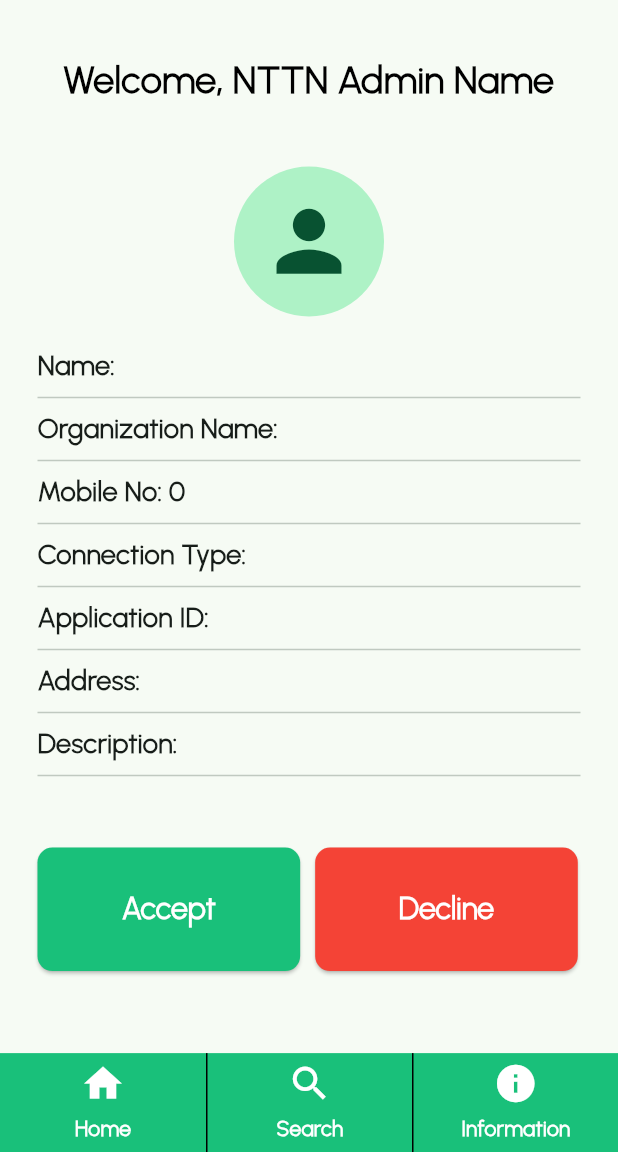
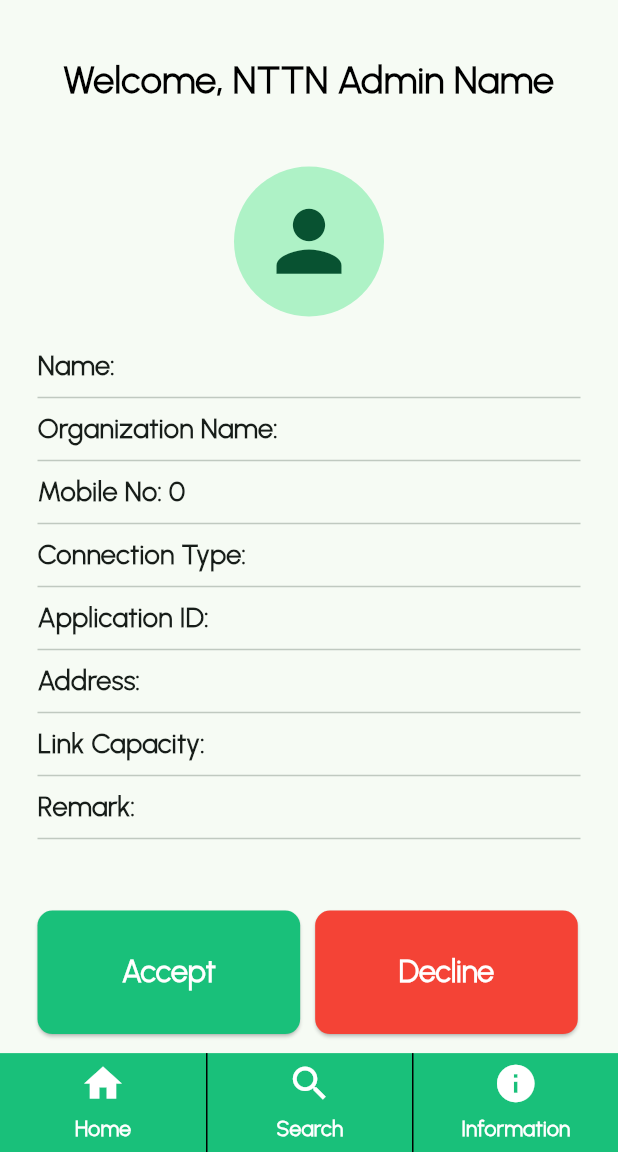
Before and after one commit to Mahfuz-00/bcc_connect_app, a Flutter app: the PendingUserDetailsPage screen opened directly with empty values, on a phone screen of 412 x 824 dp, the part 84-1236 px from its top. Run offline on Flutter 3.47's test engine with Material 3 defaults, Android fonts, the phone set to English and light mode, and no system bars; missing offline and left inert: footer.

Commit message:
Last Updated: 16th April 2024

```diff
--- a/lib/Template Models/pendingconncetiondetails.dart
+++ b/lib/Template Models/pendingconncetiondetails.dart
@@ -136,7 +136,16 @@ class PendingUserDetailsPage extends StatelessWidget {
               ),
               Divider(),
               Text(
-                'Description: ${user.requestDetails}',
+                'Link Capacity: ${user.linkCapacity}',
+                style: TextStyle(
+                  fontSize: 18,
+                  fontWeight: FontWeight.bold,
+                  fontFamily: 'default',
+                ),
+              ),
+              Divider(),
+              Text(
+                'Remark: ${user.requestDetails}',
                 style: TextStyle(
                   fontSize: 18,
                   fontWeight: FontWeight.bold,
--- a/lib/Template Models/userinfo.dart
+++ b/lib/Template Models/userinfo.dart
@@ -6,6 +6,7 @@ class User {
   late String applicationId;
   late String address;
   late String requestDetails;
+  late String linkCapacity;
   bool isExpanded;
 
   User({
@@ -16,6 +17,7 @@ class User {
     required this.applicationId,
     required this.address,
     required this.requestDetails,
+    required this.linkCapacity,
     this.isExpanded = false,
   });
 }
```
Also changed, not shown: lib/NTTN Dashboard/nttnDashboard.dart (+14 -5 lines), lib/Sign Up UI/signupUI.dart (+30 -29 lines), lib/Template Models/activeconncetiondetails.dart (+9 -0 lines).
